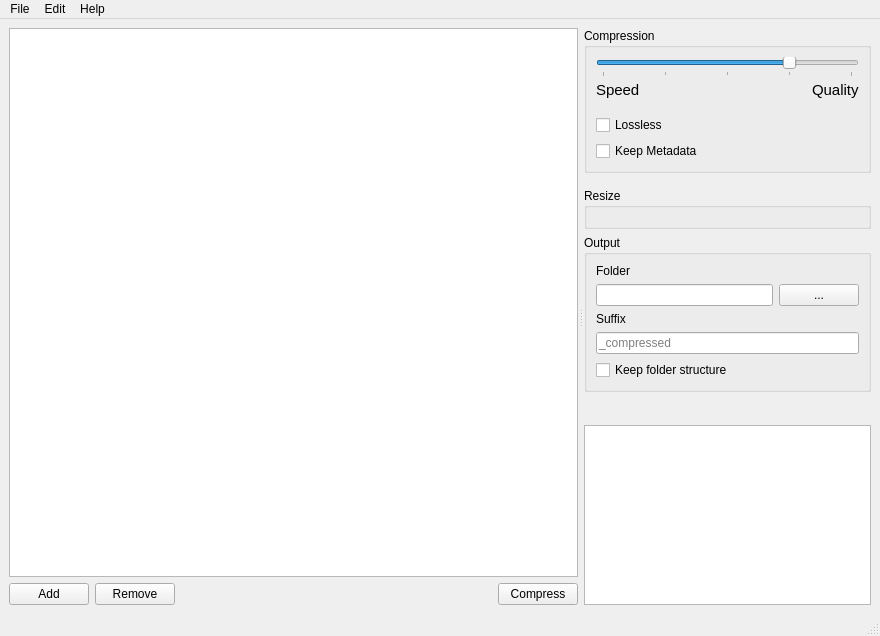
This is views/MainWindow.ui in Lymphatus/caesium-image-compressor as Qt 5 draws it before an edit. The edited form follows.
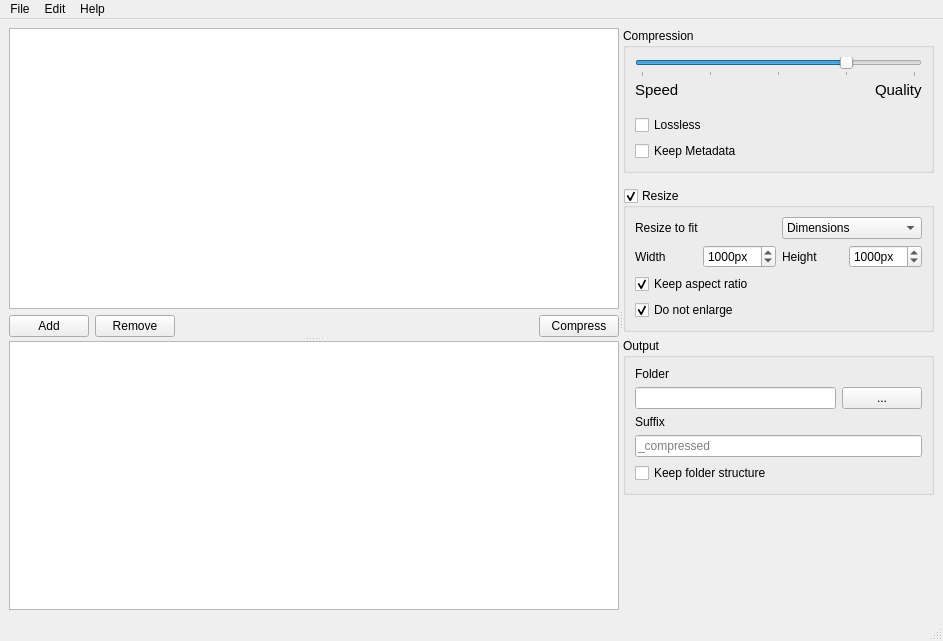
This is the edited form. Custom widgets are drawn as their Qt base class.

Commit message: Resize UI options

```diff
--- a/views/MainWindow.ui
+++ b/views/MainWindow.ui
@@ -6,8 +6,8 @@
    <rect>
     <x>0</x>
     <y>0</y>
-    <width>880</width>
-    <height>636</height>
+    <width>943</width>
+    <height>641</height>
    </rect>
   </property>
   <property name="windowTitle">
@@ -17,26 +17,18 @@
    <locale language="English" country="UnitedStates"/>
   </property>
   <widget class="QWidget" name="centralwidget">
-   <layout class="QHBoxLayout" name="horizontalLayout_2">
+   <layout class="QHBoxLayout" name="horizontalLayout_5">
     <item>
      <widget class="QSplitter" name="main_Splitter">
-      <property name="lineWidth">
-       <number>3</number>
-      </property>
-      <property name="midLineWidth">
-       <number>3</number>
-      </property>
       <property name="orientation">
        <enum>Qt::Horizontal</enum>
       </property>
-      <property name="opaqueResize">
-       <bool>true</bool>
-      </property>
-      <property name="handleWidth">
-       <number>6</number>
-      </property>
-      <widget class="QWidget" name="verticalLayoutWidget">
-       <layout class="QVBoxLayout" name="central_VerticalLayout">
+      <widget class="QSplitter" name="left_Splitter">
+       <property name="orientation">
+        <enum>Qt::Vertical</enum>
+       </property>
+       <widget class="QWidget" name="">
+        <layout class="QVBoxLayout" name="verticalLayout_6">
         <item>
          <widget class="QTreeView" name="imageList_TreeView">
           <property name="dragDropMode">
@@ -75,7 +67,7 @@
          </widget>
         </item>
         <item>
-         <layout class="QHBoxLayout" name="buttons_HorizontalLayout">
+          <layout class="QHBoxLayout" name="horizontalLayout_2">
           <item>
            <widget class="QPushButton" name="addFiles_Button">
             <property name="text">
@@ -97,8 +89,8 @@
             </property>
             <property name="sizeHint" stdset="0">
              <size>
-              <width>256</width>
-              <height>20</height>
+               <width>247</width>
+               <height>17</height>
              </size>
             </property>
            </spacer>
@@ -114,6 +106,12 @@
         </item>
        </layout>
       </widget>
+       <widget class="QZoomGraphicsView" name="preview_graphicsView">
+        <property name="dragMode">
+         <enum>QGraphicsView::ScrollHandDrag</enum>
+        </property>
+       </widget>
+      </widget>
       <widget class="QWidget" name="verticalLayoutWidget_2">
        <layout class="QVBoxLayout" name="sidebar_VerticalLayout">
         <property name="spacing">
@@ -259,9 +257,124 @@
           <property name="title">
            <string>Resize</string>
           </property>
+          <property name="checkable">
+           <bool>true</bool>
+          </property>
           <layout class="QVBoxLayout" name="verticalLayout_5">
            <item>
-            <layout class="QVBoxLayout" name="verticalLayout_2"/>
+            <layout class="QVBoxLayout" name="verticalLayout_2">
+             <item>
+              <layout class="QHBoxLayout" name="horizontalLayout_3">
+               <item>
+                <widget class="QLabel" name="fitTo_Label">
+                 <property name="sizePolicy">
+                  <sizepolicy hsizetype="Preferred" vsizetype="Preferred">
+                   <horstretch>0</horstretch>
+                   <verstretch>0</verstretch>
+                  </sizepolicy>
+                 </property>
+                 <property name="text">
+                  <string>Resize to fit</string>
+                 </property>
+                </widget>
+               </item>
+               <item>
+                <widget class="QComboBox" name="fitTo_ComboBox">
+                 <item>
+                  <property name="text">
+                   <string>Dimensions</string>
+                  </property>
+                 </item>
+                 <item>
+                  <property name="text">
+                   <string>Percentage</string>
+                  </property>
+                 </item>
+                 <item>
+                  <property name="text">
+                   <string>Short edge</string>
+                  </property>
+                 </item>
+                 <item>
+                  <property name="text">
+                   <string>Long edge</string>
+                  </property>
+                 </item>
+                </widget>
+               </item>
+              </layout>
+             </item>
+             <item>
+              <layout class="QHBoxLayout" name="horizontalLayout_4">
+               <item>
+                <widget class="QLabel" name="width_Label">
+                 <property name="text">
+                  <string>Width</string>
+                 </property>
+                </widget>
+               </item>
+               <item>
+                <widget class="QSpinBox" name="width_SpinBox">
+                 <property name="suffix">
+                  <string>px</string>
+                 </property>
+                 <property name="minimum">
+                  <number>1</number>
+                 </property>
+                 <property name="maximum">
+                  <number>99999</number>
+                 </property>
+                 <property name="value">
+                  <number>1000</number>
+                 </property>
+                </widget>
+               </item>
+               <item>
+                <widget class="QLabel" name="height_SpinBox_2">
+                 <property name="text">
+                  <string>Height</string>
+                 </property>
+                </widget>
+               </item>
+               <item>
+                <widget class="QSpinBox" name="height_SpinBox">
+                 <property name="suffix">
+                  <string>px</string>
+                 </property>
+                 <property name="minimum">
+                  <number>1</number>
+                 </property>
+                 <property name="maximum">
+                  <number>99999</number>
+                 </property>
+                 <property name="value">
+                  <number>1000</number>
+                 </property>
+                </widget>
+               </item>
+              </layout>
+             </item>
+             <item>
+              <widget class="QCheckBox" name="keepAspectRatio_CheckBox">
+               <property name="text">
+                <string>Keep aspect ratio</string>
+               </property>
+               <property name="checked">
+                <bool>true</bool>
+               </property>
+              </widget>
+             </item>
+             <item>
+              <widget class="QCheckBox" name="doNotEnlarge_CheckBox">
+               <property name="text">
+                <string>Do not enlarge</string>
+               </property>
+               <property name="checked">
+                <bool>true</bool>
+               </property>
+              </widget>
+             </item>
+            </layout>
            </item>
           </layout>
          </widget>
@@ -364,13 +477,6 @@
           </property>
          </spacer>
         </item>
-        <item>
-         <widget class="QZoomGraphicsView" name="preview_graphicsView">
-          <property name="dragMode">
-           <enum>QGraphicsView::ScrollHandDrag</enum>
-          </property>
-         </widget>
-        </item>
        </layout>
       </widget>
      </widget>
@@ -383,7 +489,7 @@
     <rect>
      <x>0</x>
      <y>0</y>
-     <width>880</width>
+     <width>943</width>
      <height>22</height>
     </rect>
    </property>
```
Lines whose indentation alone changed are shown as unchanged. The commit also changes 5 other files.
